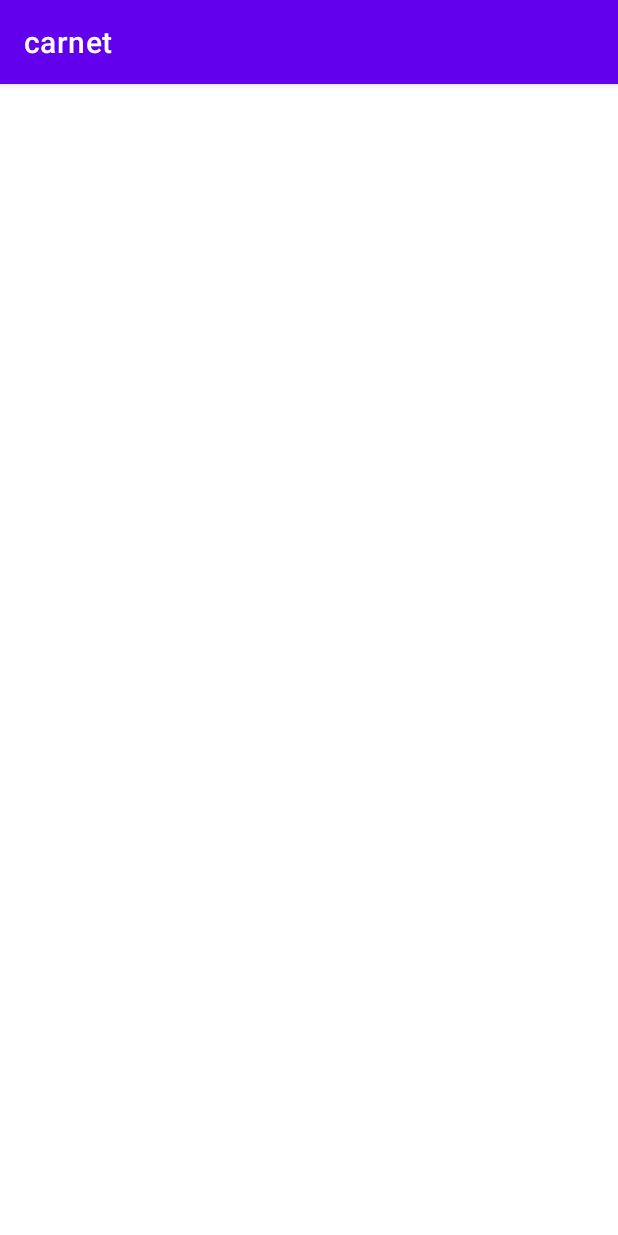
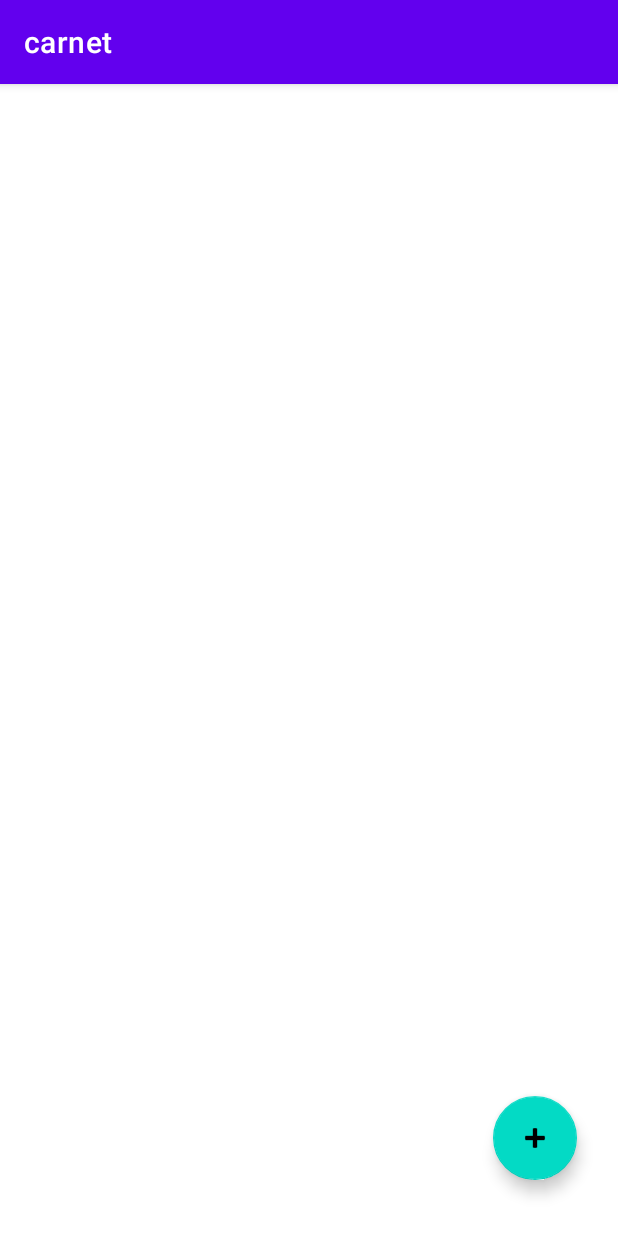
Before and after one commit to youssefBenkamoun/Carnet, an Android app: the fragment Credit_Fragment shown on its own in the app's theme, on a phone screen of 412 x 824 dp. Run offline under Robolectric (Android 15) with nearby library versions, the phone set to English and light mode, and no system bars.

Commit message:
second commit

```diff
--- a/app/src/main/java/ma/project/carnet/crud/credit/CreditAdapter.java
+++ b/app/src/main/java/ma/project/carnet/crud/credit/CreditAdapter.java
@@ -97,7 +97,7 @@ public class CreditAdapter extends RecyclerView.Adapter<CreditAdapter.CreditView
                         credit.setEtat("Payé");
                         cs.update(credit);
                         credits = cs.findAll();
-                        notifyItemChanged(holder.getAdapterPosition());
+                        notifyItemChanged(holder.getBindingAdapterPosition());
                     }
                 }).setNegativeButton("Annuler", null).create();
                 dialog.show();
--- a/app/src/main/java/ma/project/carnet/crud/credit/Credit_Fragment.java
+++ b/app/src/main/java/ma/project/carnet/crud/credit/Credit_Fragment.java
@@ -1,18 +1,42 @@
 package ma.project.carnet.crud.credit;
 
+import android.content.Intent;
 import android.os.Bundle;
 
 import androidx.fragment.app.Fragment;
+import androidx.recyclerview.widget.LinearLayoutManager;
+import androidx.recyclerview.widget.RecyclerView;
 
 import android.view.LayoutInflater;
 import android.view.View;
 import android.view.ViewGroup;
+import android.widget.TextView;
+
+import com.google.android.material.floatingactionbutton.FloatingActionButton;
 
 import ma.project.carnet.R;
+import ma.project.carnet.classes.Categorie;
+import ma.project.carnet.classes.Credit;
+import ma.project.carnet.classes.Produit;
+import ma.project.carnet.databinding.FragmentHomeBinding;
+import ma.project.carnet.services.CategorieService;
+import ma.project.carnet.services.ClientService;
+import ma.project.carnet.services.CreditService;
+import ma.project.carnet.services.ProduitService;
 
 
 public class Credit_Fragment extends Fragment {
 
+    private RecyclerView recyclerView;
+    private CreditAdapter creditAdapter;
+
+    private Credit credit;
+    private Produit product;
+    private Categorie category;
+
+    private TextView id,price,etat;
+
+    private FloatingActionButton addCredit;
 
 
     @Override
@@ -25,6 +49,37 @@ public class Credit_Fragment extends Fragment {
     public View onCreateView(LayoutInflater inflater, ViewGroup container,
                              Bundle savedInstanceState) {
         // Inflate the layout for this fragment
-        return inflater.inflate(R.layout.fragment_credit_, container, false);
+        View view = inflater.inflate(R.layout.fragment_credit_, container, false);
+
+        CreditService cs = new CreditService(this.getContext());
+        ProduitService ps = ProduitService.getProduitService(this.getContext());
+        ClientService cls =ClientService.getClientService(this.getContext());
+        CategorieService cat =CategorieService.getCategorieService(this.getContext());
+
+
+
+
+
+
+
+        addCredit = view.findViewById(R.id.add_credit_button);
+        addCredit.setOnClickListener(new View.OnClickListener() {
+            @Override
+            public void onClick(View view) {
+                Intent intent = new Intent(getActivity(), addActivity.class);
+                startActivity(intent);
+            }
+        });
+
+
+
+
+        recyclerView = view.findViewById(R.id.recycle_view);
+        creditAdapter = new CreditAdapter(getContext(), cs.findAll());
+        LinearLayoutManager linearLayoutManager = new LinearLayoutManager(getContext());
+        recyclerView.setLayoutManager(linearLayoutManager);
+        recyclerView.setAdapter(creditAdapter);
+        return view;
     }
+
 }
--- a/app/src/main/java/ma/project/carnet/services/CreditService.java
+++ b/app/src/main/java/ma/project/carnet/services/CreditService.java
@@ -123,7 +123,7 @@ public class CreditService{
                 Log.d("id = ", e.getId()+"");
             }while(c.moveToNext());
         }
-        Log.d("findall", eds.get(0).getEtat());
+
         return eds;
 
     }
--- a/app/src/main/java/ma/project/carnet/util/MySQLiteHelper.java
+++ b/app/src/main/java/ma/project/carnet/util/MySQLiteHelper.java
@@ -6,7 +6,7 @@ import android.database.sqlite.SQLiteOpenHelper;
 
 public class MySQLiteHelper extends SQLiteOpenHelper {
 
-    private static final int DATABASE_VERSION = 2;
+    private static final int DATABASE_VERSION = 5;
 
     private static final String DATABASE_NAME = "dukan";
 
@@ -29,12 +29,10 @@ public class MySQLiteHelper extends SQLiteOpenHelper {
             "id INTEGER primary key autoincrement," +
             "prix FLOAT," +
             "client_id INTEGER NOT NULL," +
-            "category_id INTEGER NOT NULL," +
             "product_id INTEGER NOT NULL,"+
             "date DATE,"+
             "etat STRING," +
             "FOREIGN KEY (client_id) REFERENCES client(id)," +
-            "FOREIGN KEY (category_id) REFERENCES category(id)," +
             "FOREIGN KEY (product_id) REFERENCES product(id))";
 
     public MySQLiteHelper(Context context) {
--- a/app/src/main/res/layout/fragment_credit_.xml
+++ b/app/src/main/res/layout/fragment_credit_.xml
@@ -1,10 +1,30 @@
 <?xml version="1.0" encoding="utf-8"?>
-<FrameLayout xmlns:android="http://schemas.android.com/apk/res/android"
+<androidx.constraintlayout.widget.ConstraintLayout xmlns:android="http://schemas.android.com/apk/res/android"
+    xmlns:app="http://schemas.android.com/apk/res-auto"
     xmlns:tools="http://schemas.android.com/tools"
     android:layout_width="match_parent"
     android:layout_height="match_parent"
-    tools:context=".crud.credit.Credit_Fragment">
+    tools:context=".crud.credit.addActivity">
+
+    <androidx.recyclerview.widget.RecyclerView
+        android:id="@+id/recycle_view"
+        android:layout_width="match_parent"
+        android:layout_height="match_parent" />
 
 
+    <com.google.android.material.floatingactionbutton.FloatingActionButton
+        android:id="@+id/add_credit_button"
+        android:layout_width="wrap_content"
+        android:layout_height="wrap_content"
+        android:layout_gravity="bottom|end"
+        android:contentDescription="@string/app_name"
+        app:layout_constraintBottom_toBottomOf="parent"
+        app:layout_constraintEnd_toEndOf="parent"
+        app:layout_constraintHorizontal_bias="0.923"
+        app:layout_constraintStart_toStartOf="parent"
+        app:layout_constraintTop_toTopOf="parent"
+        app:layout_constraintVertical_bias="0.948"
+        app:srcCompat="@android:drawable/ic_input_add"
+        tools:ignore="ImageContrastCheck,ImageContrastCheck,ImageContrastCheck" />
 
-</FrameLayout>
+</androidx.constraintlayout.widget.ConstraintLayout>
--- /dev/null
+++ b/app/src/main/res/values/arrays.xml
@@ -0,0 +1,6 @@
+<?xml version="1.0" encoding="utf-8"?>
+<resources>
+    <string-array name="clients" />
+    <string-array name="categories" />
+    <string-array name="products" />
+</resources>
```
Also changed, not shown: app/src/main/AndroidManifest.xml (+8 -0 lines), app/src/main/java/ma/project/carnet/crud/credit/MainActivity.java (added, +16 -0 lines), app/src/main/java/ma/project/carnet/crud/credit/addActivity.java (added, +108 -0 lines), app/src/main/res/layout/activity_add.xml (added, +74 -0 lines), app/src/main/res/layout/activity_main3.xml (added, +18 -0 lines).
